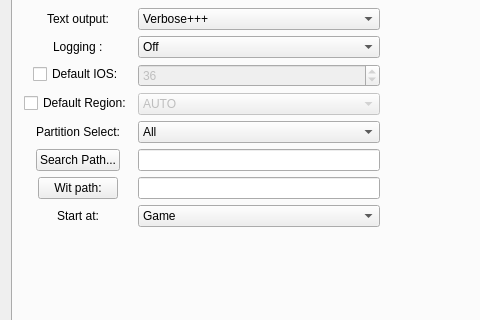
First picture: the form in mainwindow.ui, repository giantpune/qtwitgui, before the edit; both pictures show x 0 to 480 and y 173 to 493 of the 762 by 577 pixel window.
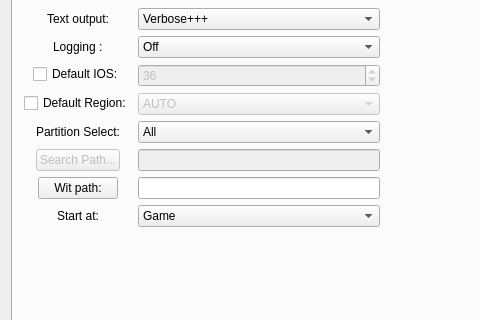
Second picture: the form after the edit. The open tabs and pages were chosen to show the change. Icons and pictures are not drawn.

Commit message: * "search path" setting is obsoleted  for now. * instead use built-in memory in the filedialog to remember history

```diff
--- a/mainwindow.ui
+++ b/mainwindow.ui
@@ -736,6 +736,9 @@
             </item>
             <item row="5" column="0">
              <widget class="QPushButton" name="pushButton_settings_searchPath">
+              <property name="enabled">
+               <bool>false</bool>
+              </property>
               <property name="minimumSize">
                <size>
                 <width>75</width>
@@ -752,6 +755,9 @@
             </item>
             <item row="5" column="1">
              <widget class="QLineEdit" name="lineEdit_default_path">
+              <property name="enabled">
+               <bool>false</bool>
+              </property>
               <property name="minimumSize">
                <size>
                 <width>224</width>
```
The commit also changes 1 other file.
